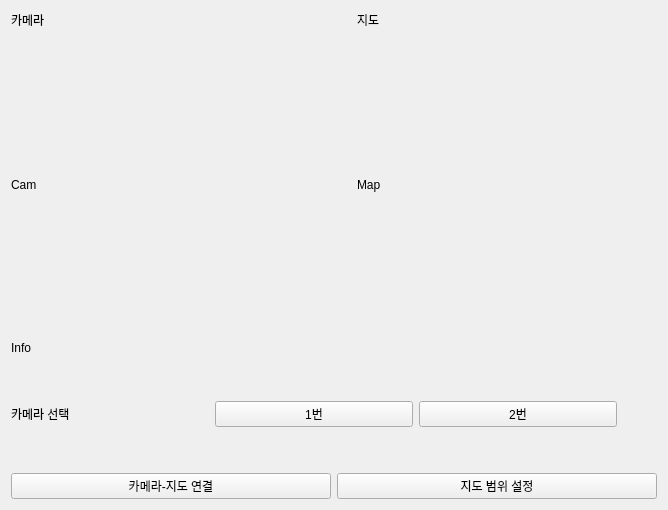
The window that fire_robot/ui/tab3mapping.ui (Intel4th-AIoT-Team2/Fire_Server) describes before a commit, drawn with Qt 5.
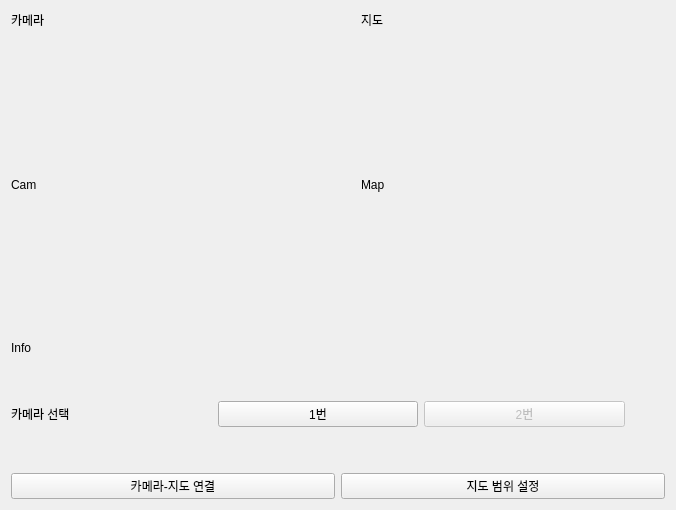
The same window after the commit.

Commit message: [feat] Load camera image on mapping tab

Diff of the .ui file:
```diff
--- a/fire_robot/ui/tab3mapping.ui
+++ b/fire_robot/ui/tab3mapping.ui
@@ -6,7 +6,7 @@
    <rect>
     <x>0</x>
     <y>0</y>
-    <width>640</width>
+    <width>676</width>
     <height>510</height>
    </rect>
   </property>
@@ -45,6 +45,9 @@
      </item>
      <item>
       <spacer name="horizontalSpacer">
+       <property name="orientation">
+        <enum>Qt::Vertical</enum>
+       </property>
        <property name="sizeHint" stdset="0">
         <size>
          <width>40</width>
@@ -116,6 +119,9 @@
      </item>
      <item>
       <widget class="QPushButton" name="btnCam2Select">
+       <property name="enabled">
+        <bool>false</bool>
+       </property>
        <property name="text">
         <string>2번</string>
        </property>
@@ -123,6 +129,9 @@
      </item>
      <item>
       <spacer name="horizontalSpacer_2">
+       <property name="orientation">
+        <enum>Qt::Vertical</enum>
+       </property>
        <property name="sizeHint" stdset="0">
         <size>
          <width>40</width>
```
The commit also changes 5 other files.
